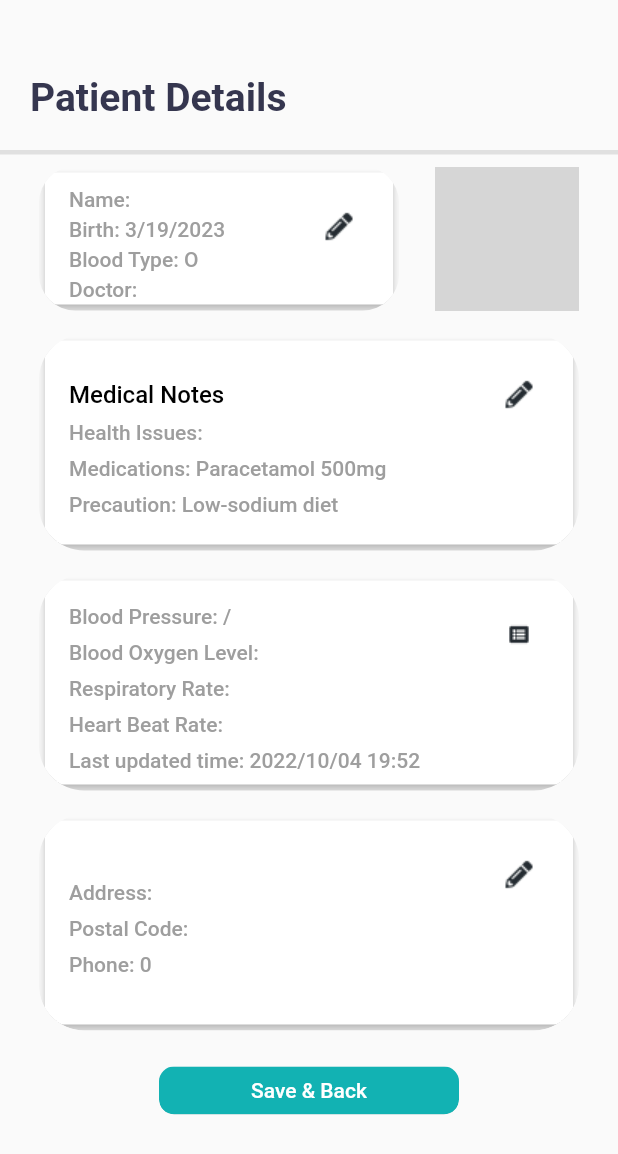
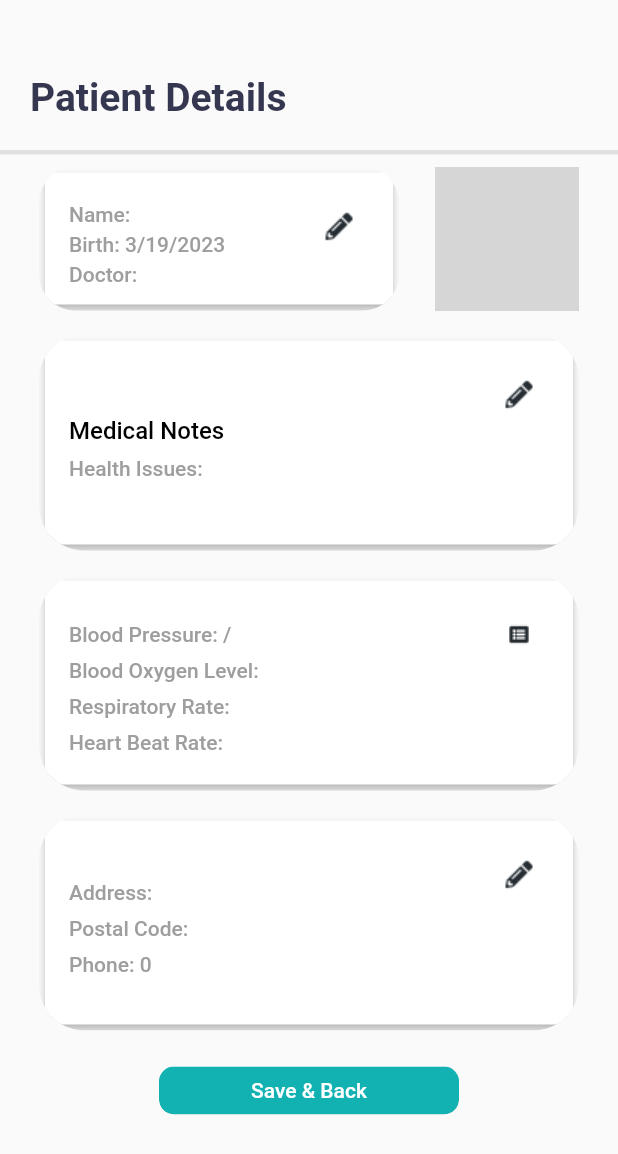
Before and after one commit to alan89251/ClinicPro, a Flutter app: the PatientDetailScreen screen opened directly with empty values, on a phone screen of 412 x 824 dp. Shown: the top 1154 px of the screen. Run offline on Flutter 3.47's test engine with Material 2 defaults, Android fonts, the light colour scheme and no system bars; our stand-ins replace gap; missing offline and left inert: dart:ffi; network calls fail; grey boxes are pictures that could not be loaded.

Commit message:
Patient detail screen - remove not exist fields

```diff
--- a/lib/components/modal/patient_detail_model.dart
+++ b/lib/components/modal/patient_detail_model.dart
@@ -17,13 +17,6 @@ class PatientDetailModel extends ChangeNotifier {
     notifyListeners();
   }
 
-  String _bloodType = "";
-  String get bloodType => _bloodType;
-  set bloodType(String value) {
-    _bloodType = value;
-    notifyListeners();
-  }
-
   String _doctor = "";
   String get doctor => _doctor;
   set doctor(String value) {
@@ -35,20 +28,6 @@ class PatientDetailModel extends ChangeNotifier {
   String get healthIssues => _healthIssues;
   set healthIssues(String value) {
     _healthIssues = value;
-    notifyListeners();
-  }
-
-  String _medications = "";
-  String get medications => _medications;
-  set medications(String value) {
-    _medications = value;
-    notifyListeners();
-  }
-
-  String _precaution = "";
-  String get precaution => _precaution;
-  set precaution(String value) {
-    _precaution = value;
     notifyListeners();
   }
 
@@ -111,16 +90,12 @@ class PatientDetailModel extends ChangeNotifier {
   void setPatientWithoutNotifyChange(Patient patient) {
     _name = "${patient.firstName} ${patient.lastName}";
     _birth = "${patient.dateOfBirth.month}/${patient.dateOfBirth.day}/${patient.dateOfBirth.year}";
-    _bloodType = "O";
     _doctor = patient.doctor;
     _healthIssues = patient.medicalNotes;
-    _medications = "Paracetamol 500mg";
-    _precaution = "Low-sodium diet";
     _patientRecord.bloodPressure = patient.latestRecord.bloodPressure;
     _patientRecord.respiratoryRate = patient.latestRecord.respiratoryRate;
     _patientRecord.bloodOxygenLevel = patient.latestRecord.bloodOxygenLevel;
     _patientRecord.heartBeatRate = patient.latestRecord.heartbeatRate;
-    _patientRecord.clinicalDataLastUpdatedTime = "2022/10/04 19:52";
     _address = patient.address;
     _postalCode = patient.postalCode;
     _phone = patient.phoneNumber.toString();
--- a/lib/screens/patient_detail_screen.dart
+++ b/lib/screens/patient_detail_screen.dart
@@ -116,13 +116,6 @@ class _PatientDetailScreenState extends State<PatientDetailScreen> {
                                     Container(
                                       margin: const EdgeInsets.fromLTRB(0.0, 2.0, 0.0, 2.0),
                                       child: Text(
-                                        'Blood Type: ${patientDetailModel.bloodType}',
-                                        style: Styles.headlineStyle4,
-                                      ),
-                                    ),
-                                    Container(
-                                      margin: const EdgeInsets.fromLTRB(0.0, 2.0, 0.0, 2.0),
-                                      child: Text(
                                         'Doctor: ${patientDetailModel.doctor}',
                                         style: Styles.headlineStyle4,
                                       ),
@@ -192,20 +185,6 @@ class _PatientDetailScreenState extends State<PatientDetailScreen> {
                                     style: Styles.headlineStyle4,
                                   ),
                                 ),
-                                Container(
-                                  margin: const EdgeInsets.fromLTRB(0.0, 4.0, 0.0, 4.0),
-                                  child: Text(
-                                    'Medications: ${patientDetailModel.medications}',
-                                    style: Styles.headlineStyle4,
-                                  ),
-                                ),
-                                Container(
-                                  margin: const EdgeInsets.fromLTRB(0.0, 4.0, 0.0, 4.0),
-                                  child: Text(
-                                    'Precaution: ${patientDetailModel.precaution}',
-                                    style: Styles.headlineStyle4,
-                                  ),
-                                ),
                               ],
                             ),
                             trailing: SizedBox(
@@ -268,13 +247,6 @@ class _PatientDetailScreenState extends State<PatientDetailScreen> {
                                   margin: const EdgeInsets.fromLTRB(0.0, 4.0, 0.0, 4.0),
                                   child: Text(
                                     'Heart Beat Rate: ${patientDetailModel.patientRecord.heartBeatRate}',
-                                    style: Styles.headlineStyle4,
-                                  ),
-                                ),
-                                Container(
-                                  margin: const EdgeInsets.fromLTRB(0.0, 4.0, 0.0, 4.0),
-                                  child: Text(
-                                    'Last updated time: ${patientDetailModel.patientRecord.clinicalDataLastUpdatedTime}',
                                     style: Styles.headlineStyle4,
                                   ),
                                 ),
--- a/lib/screens/patient_records_screen.dart
+++ b/lib/screens/patient_records_screen.dart
@@ -88,13 +88,6 @@ class _PatientRecordsScreenState extends State<PatientRecordsScreen> {
                                           margin: const EdgeInsets.fromLTRB(0.0, 2.0, 0.0, 2.0),
                                           child: Text(
                                             'Birth: ${patientDetailModel.birth}',
-                                            style: Styles.headlineStyle4,
-                                          ),
-                                        ),
-                                        Container(
-                                          margin: const EdgeInsets.fromLTRB(0.0, 2.0, 0.0, 2.0),
-                                          child: Text(
-                                            'Blood Type: ${patientDetailModel.bloodType}',
                                             style: Styles.headlineStyle4,
                                           ),
                                         ),
```
